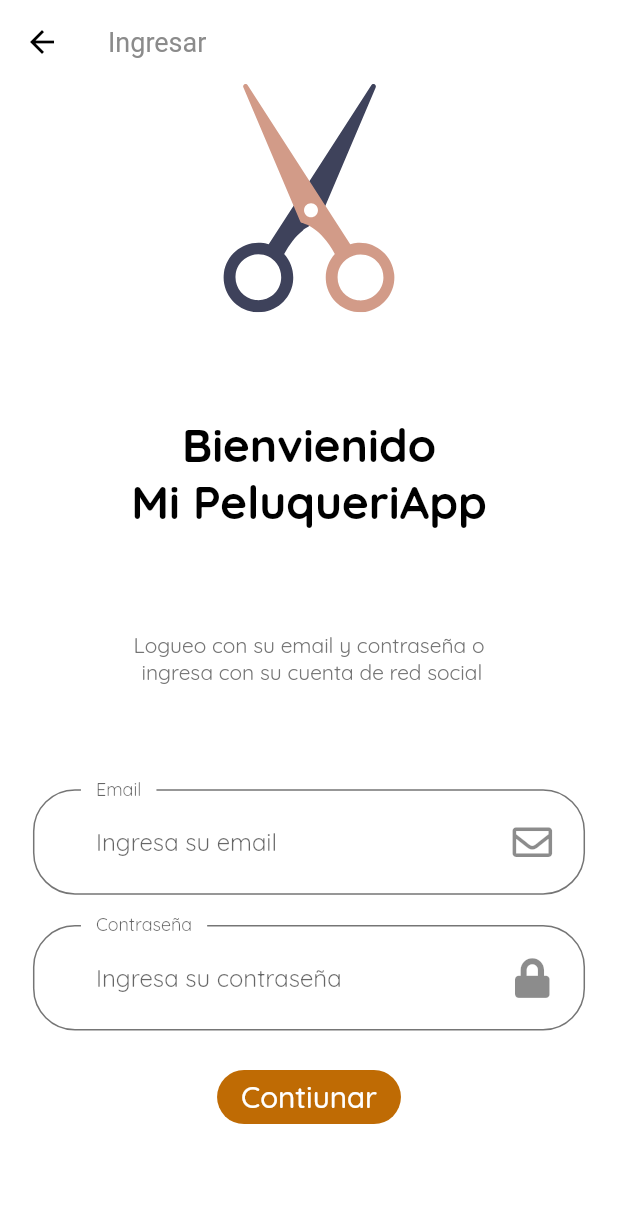
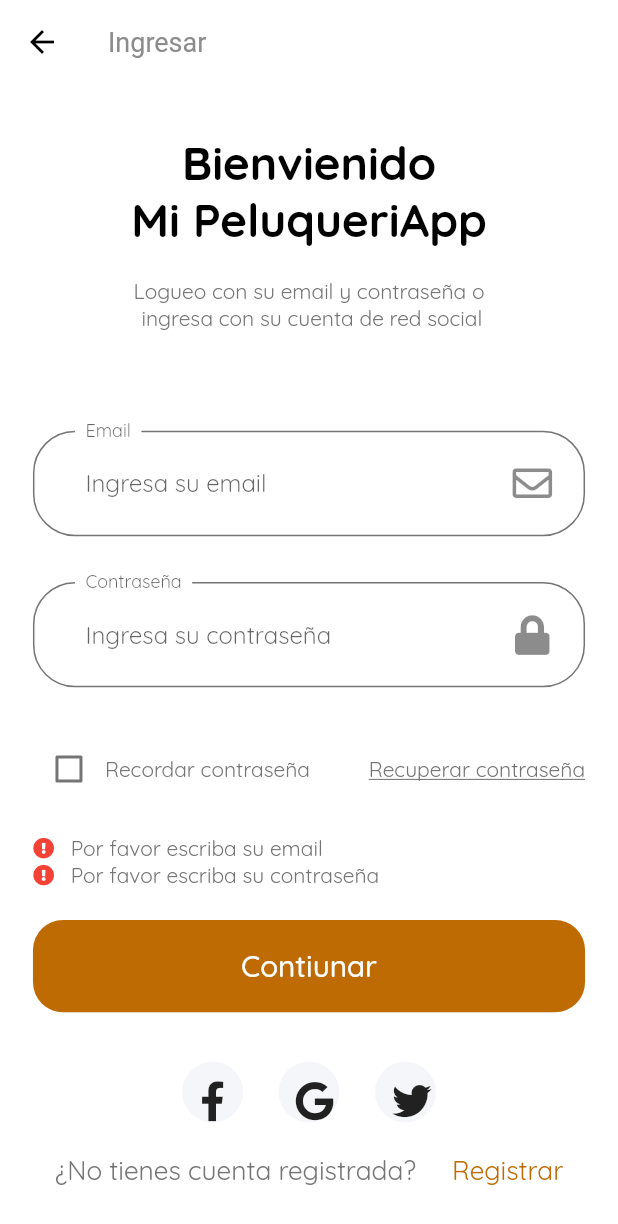
Before and after one commit to tech-andgar/mipeluqueriapp_flutter, a Flutter app: the SignInScreen screen opened by its route, after a tap on "Contiunar", on a phone screen of 412 x 824 dp. Shown: the top 1224 px of the screen. Run offline on Flutter 3.47's test engine with Material 2 defaults, Android fonts, the phone set to English and light mode, and no system bars; our stand-ins replace email_validator, flutter_svg, font_awesome_flutter.

Commit message:
Added Screen SignIn Completed

```diff
--- a/lib/constants.dart
+++ b/lib/constants.dart
@@ -25,3 +25,11 @@ const kPrimaryGradientColor =
 const kTextColor = Color(0xFF757575);
 
 const kAnimationDuration = Duration(milliseconds: 200);
+
+// Form Error
+// final RegExp emailValidatorRegExp
+const String kEmailNullError = 'Por favor escriba su email';
+const String kInvalidEmailError = 'Por favor escriba correctamente su email';
+const String kPassNullError = 'Por favor escriba su contraseña';
+const String kSortPassError = 'Su contraseña es muy debil';
+const String kMatchPassError = 'Su contraseña no conacuerde ingresa';
--- /dev/null
+++ b/lib/screens/sign_in/components/form_error.dart
@@ -0,0 +1,39 @@
+
+import 'package:flutter/material.dart';
+import 'package:font_awesome_flutter/font_awesome_flutter.dart';
+import 'package:mi_peluqueriapp/size_config.dart';
+
+class FormErrors extends StatelessWidget {
+  const FormErrors({
+    Key key,
+    @required this.errors,
+  }) : super(key: key);
+
+  final List<String> errors;
+
+  @override
+  Widget build(BuildContext context) {
+    return Column(
+      children: List.generate(
+        errors.length,
+        (index) => formErrorText(error: errors[index]),
+      ),
+    );
+  }
+
+  Row formErrorText({String error}) {
+    return Row(
+      children: [
+        Icon(
+          FontAwesomeIcons.exclamationCircle,
+          size: getProportionteScreenHeight(14),
+          color: Colors.red,
+        ),
+        SizedBox(
+          width: getProportionteScreenWidth(10),
+        ),
+        Text(error),
+      ],
+    );
+  }
+}
--- a/lib/screens/sign_in/components/sign_in_body.dart
+++ b/lib/screens/sign_in/components/sign_in_body.dart
@@ -1,9 +1,9 @@
-import 'package:mi_peluqueriapp/components/button/default_button.dart';
-import 'package:mi_peluqueriapp/screens/sign_in/components/custom_surffix_icon.dart';
+import 'package:flutter/material.dart';
+import 'package:font_awesome_flutter/font_awesome_flutter.dart';
+import 'package:mi_peluqueriapp/constants.dart';
+import 'package:mi_peluqueriapp/screens/sign_in/components/sign_in_form.dart';
+import 'package:mi_peluqueriapp/screens/sign_in/components/sign_in_social_card.dart';
 import 'package:mi_peluqueriapp/size_config.dart';
-import 'package:flutter/material.dart';
-import 'package:flutter_svg/flutter_svg.dart';
-import 'package:font_awesome_flutter/font_awesome_flutter.dart';
 
 class SignInBody extends StatelessWidget {
   // const SignInBody({Key key}) : super(key: key);
@@ -17,13 +17,17 @@ class SignInBody extends StatelessWidget {
           padding: EdgeInsets.symmetric(
             horizontal: getProportionteScreenWidth(20),
           ),
+          child: SingleChildScrollView(
             child: Column(
               children: [
-              SvgPicture.asset(
-                'assets/images/logo_mipeluqueriapp.svg',
-                height: getProportionteScreenHeight(150),
-              ),
-              Spacer(),
+                // SvgPicture.asset(
+                //   'assets/images/logo_mipeluqueriapp.svg',
+                //   height: getProportionteScreenHeight(150),
+                // ),
+                // SizedBox(
+                //   height: getProportionteScreenHeight(20),
+                // ),
+                SizedBox(height: SizeConfig.screenHeight * 0.04),
                 Text(
                   'Bienvienido\nMi PeluqueriApp',
                   style: TextStyle(
@@ -33,88 +37,50 @@ class SignInBody extends StatelessWidget {
                   ),
                   textAlign: TextAlign.center,
                 ),
-              Spacer(),
+                SizedBox(height: getProportionteScreenHeight(20)),
                 Text(
                   'Logueo con su email y contraseña o\n ingresa con su cuenta de red social',
                   textAlign: TextAlign.center,
                 ),
-              Spacer(),
+                SizedBox(height: SizeConfig.screenHeight * 0.08),
                 SignForm(),
-              Spacer()
+                SizedBox(height: SizeConfig.screenHeight * 0.04),
+                Row(
+                  mainAxisAlignment: MainAxisAlignment.center,
+                  children: [
+                    SocialCard(
+                      icon: FontAwesomeIcons.facebookF,
+                      press: () {},
+                    ),
+                    SocialCard(
+                      icon: FontAwesomeIcons.google,
+                      press: () {},
+                    ),
+                    SocialCard(
+                      icon: FontAwesomeIcons.twitter,
+                      press: () {},
+                    ),
                   ],
+                ),
+                SizedBox(height: getProportionteScreenHeight(20)),
+                Row(
+                  mainAxisAlignment: MainAxisAlignment.center,
+                  children: [
+                    Text(
+                      "¿No tienes cuenta registrada?     ",
+                      style: TextStyle(fontSize: getProportionteScreenWidth(16)),
+                    ),
+                    Text(
+                      "Registrar",
+                      style: TextStyle(fontSize: getProportionteScreenWidth(16), color: kPrimaryColor),
+                    ),
+                  ],
+                )
+              ],
+            ),
           ),
         ),
       ),
     );
   }
 }
-
-class SignForm extends StatefulWidget {
-  // SignForm({Key key}) : super(key: key);
-
-  @override
-  _SignFormState createState() => _SignFormState();
-}
-
-class _SignFormState extends State<SignForm> {
-  @override
-  Widget build(BuildContext context) {
-    return Form(
-      child: Column(
-        children: [
-          buildEmailFormField(),
-          SizedBox(
-            height: getProportionteScreenHeight(20),
-          ),
-          buildPasswordFormField(),
-          SizedBox(
-            height: getProportionteScreenHeight(20),
-          ),
-          DefaultButton(
-            text: 'Contiunar',
-            press: () {},
-          ),
-        ],
-      ),
-    );
-  }
-
-  TextFormField buildPasswordFormField() {
-    return TextFormField(
-      obscureText: true,
-      keyboardType: TextInputType.visiblePassword,
-      decoration: InputDecoration(
-        labelText: 'Contraseña',
-        hintText: 'Ingresa su contraseña',
-        suffixIcon: CustomSurffixIcon(
-          icon: FontAwesomeIcons.lock,
-        ),
-      ),
-    );
-  }
-
-  TextFormField buildEmailFormField() {
-    return TextFormField(
-      keyboardType: TextInputType.emailAddress,
-      decoration: InputDecoration(
-        labelText: 'Email',
-        hintText: 'Ingresa su email',
-        suffixIcon: CustomSurffixIcon(
-          icon: FontAwesomeIcons.envelope,
-        ),
-        // floatingLabelBehavior: FloatingLabelBehavior.always,
-        // contentPadding: EdgeInsets.symmetric(horizontal: 42, vertical: 20),
-        // enabledBorder: OutlineInputBorder(
-        //   borderRadius: BorderRadius.circular(28),
-        //   borderSide: BorderSide(color: kTextColor),
-        //   gapPadding: 10,
-        // ),
-        // focusedBorder: OutlineInputBorder(
-        //   borderRadius: BorderRadius.circular(28),
-        //   borderSide: BorderSide(color: kTextColor),
-        //   gapPadding: 10,
-        // ),
-      ),
-    );
-  }
-}
--- /dev/null
+++ b/lib/screens/sign_in/components/sign_in_form.dart
@@ -0,0 +1,169 @@
+import 'package:email_validator/email_validator.dart';
+import 'package:flutter/material.dart';
+import 'package:font_awesome_flutter/font_awesome_flutter.dart';
+import 'package:mi_peluqueriapp/components/button/default_button.dart';
+import 'package:mi_peluqueriapp/constants.dart';
+import 'package:mi_peluqueriapp/screens/sign_in/components/custom_surffix_icon.dart';
+import 'package:mi_peluqueriapp/screens/sign_in/components/form_error.dart';
+import 'package:mi_peluqueriapp/size_config.dart';
+
+class SignForm extends StatefulWidget {
+  // SignForm({Key key}) : super(key: key);
+
+  @override
+  _SignFormState createState() => _SignFormState();
+}
+
+class _SignFormState extends State<SignForm> {
+  final _formKey = GlobalKey<FormState>();
+  final List<String> errors = [];
+  String _email;
+  String _password;
+  bool _rememberPassword = false;
+
+  @override
+  Widget build(BuildContext context) {
+    return Form(
+      key: _formKey,
+      child: Column(
+        children: [
+          buildEmailFormField(),
+          SizedBox(height: getProportionteScreenHeight(30)),
+          buildPasswordFormField(),
+          SizedBox(height: getProportionteScreenHeight(30)),
+          Row(
+            children: [
+              Checkbox(
+                value: _rememberPassword,
+                activeColor: kPrimaryColor,
+                onChanged: (value) {
+                  setState(() {
+                    _rememberPassword = value;
+                  });
+                },
+              ),
+              Text("Recordar contraseña"),
+              Spacer(),
+              Text(
+                "Recuperar contraseña",
+                style: TextStyle(
+                  decoration: TextDecoration.underline,
+                ),
+              )
+            ],
+          ),
+          SizedBox(height: getProportionteScreenHeight(20)),
+          FormErrors(errors: errors),
+          SizedBox(height: getProportionteScreenHeight(20)),
+          SizedBox(
+            width: double.infinity,
+            height: getProportionteScreenWidth(56),
+            child: DefaultButton(
+              text: 'Contiunar',
+              press: () {
+                if (_formKey.currentState.validate()) {
+                  _formKey.currentState.save();
+                  // Scaffold.of(context).showSnackBar(
+                  //   SnackBar(
+                  //     content: Text('Processing Data'),
+                  //   ),
+                  // );
+                }
+              },
+            ),
+          ),
+        ],
+      ),
+    );
+  }
+
+  TextFormField buildPasswordFormField() {
+    return TextFormField(
+      obscureText: true,
+      keyboardType: TextInputType.visiblePassword,
+      onSaved: (newValue) => _password = newValue,
+      onChanged: (value) {
+        if (value.isNotEmpty && errors.contains(kPassNullError)) {
+          setState(() {
+            errors.remove(kPassNullError);
+          });
+        } else if (value.length >= 8 && errors.contains(kSortPassError)) {
+          setState(() {
+            errors.remove(kSortPassError);
+          });
+        }
+        return null;
+      },
+      validator: (value) {
+        if (value.isEmpty && !errors.contains(kPassNullError)) {
+          setState(() {
+            errors.add(kPassNullError);
+          });
+        } else if (value.length < 8 && !errors.contains(kSortPassError)) {
+          setState(() {
+            errors.add(kSortPassError);
+          });
+        }
+        return null;
+      },
+      decoration: InputDecoration(
+        labelText: 'Contraseña',
+        hintText: 'Ingresa su contraseña',
+        // floatingLabelBehavior: FloatingLabelBehavior.always,
+        suffixIcon: CustomSurffixIcon(
+          icon: FontAwesomeIcons.lock,
+        ),
+      ),
+    );
+  }
+
+  TextFormField buildEmailFormField() {
+    return TextFormField(
+      keyboardType: TextInputType.emailAddress,
+      onSaved: (newValue) => _email = newValue,
+      onChanged: (value) {
+        if (value.isNotEmpty && errors.contains(kEmailNullError)) {
+          setState(() {
+            errors.remove(kEmailNullError);
+          });
+        } else if (EmailValidator.validate(value) && errors.contains(kInvalidEmailError)) {
+          setState(() {
+            errors.remove(kInvalidEmailError);
+          });
+        }
+        return null;
+      },
+      validator: (value) {
+        if (value.isEmpty && !errors.contains(kEmailNullError)) {
+          setState(() {
+            errors.add(kEmailNullError);
+          });
+        } else if (!EmailValidator.validate(value) && !errors.contains(kInvalidEmailError)) {
+          setState(() {
+            errors.add(kInvalidEmailError);
+          });
+        }
+        return null;
+      },
+      decoration: InputDecoration(
+        labelText: 'Email',
+        hintText: 'Ingresa su email',
+        suffixIcon: CustomSurffixIcon(
+          icon: FontAwesomeIcons.envelope,
+        ),
+        // floatingLabelBehavior: FloatingLabelBehavior.always,
+        // contentPadding: EdgeInsets.symmetric(horizontal: 42, vertical: 20),
+        // enabledBorder: OutlineInputBorder(
+        //   borderRadius: BorderRadius.circular(28),
+        //   borderSide: BorderSide(color: kTextColor),
+        //   gapPadding: 10,
+        // ),
+        // focusedBorder: OutlineInputBorder(
+        //   borderRadius: BorderRadius.circular(28),
+        //   borderSide: BorderSide(color: kTextColor),
+        //   gapPadding: 10,
+        // ),
+      ),
+    );
+  }
+}
--- /dev/null
+++ b/lib/screens/sign_in/components/sign_in_social_card.dart
@@ -0,0 +1,54 @@
+import 'package:flutter/material.dart';
+import 'package:flutter_svg/flutter_svg.dart';
+import 'package:mi_peluqueriapp/size_config.dart';
+
+class SocialCard extends StatelessWidget {
+  const SocialCard({
+    Key key,
+    this.icon,
+    this.press,
+  }) : super(key: key);
+  final dynamic icon;
+  final Function press;
+
+  @override
+  Widget build(BuildContext context) {
+    return GestureDetector(
+      onTap: press,
+      child: Container(
+        margin: EdgeInsets.symmetric(horizontal: getProportionteScreenHeight(10)),
+        padding: EdgeInsets.all(getProportionteScreenWidth(12)),
+        height: getProportionteScreenHeight(40),
+        width: getProportionteScreenWidth(40),
+        decoration: BoxDecoration(
+          color: Color(0xFFF5F6F9),
+          shape: BoxShape.circle,
+        ),
+        child: _buildIconCheckType(icon),
+      ),
+    );
+  }
+
+  Widget _buildIconCheckType(dynamic icon) {
+    if (icon is String) {
+      return (icon.contains('svg'))
+          ? SvgPicture.asset(
+              icon,
+              height: getProportionteScreenHeight(265),
+              width: getProportionteScreenWidth(235),
+            )
+          : Image.asset(
+              icon,
+              height: getProportionteScreenHeight(265),
+              width: getProportionteScreenWidth(235),
+            );
+    } else if (icon is IconData) {
+      return Icon(
+        icon,
+        size: getProportionteScreenWidth(24),
+      );
+    } else {
+      throw ErrorWidget('unknow type icon');
+    }
+  }
+}
--- a/lib/theme.dart
+++ b/lib/theme.dart
@@ -16,12 +16,15 @@ InputDecorationTheme inputDecorationTheme() {
   OutlineInputBorder outlineInputBorder = OutlineInputBorder(
     borderRadius: BorderRadius.circular(28),
     borderSide: BorderSide(color: kTextColor),
-    gapPadding: 10,
+    gapPadding: 7,
   );
 
   return InputDecorationTheme(
     floatingLabelBehavior: FloatingLabelBehavior.always,
-    contentPadding: EdgeInsets.symmetric(horizontal: 42, vertical: 20),
+    contentPadding: EdgeInsets.symmetric(
+      horizontal: 35,
+      vertical: 20,
+    ),
     enabledBorder: outlineInputBorder,
     focusedBorder: outlineInputBorder,
     border: outlineInputBorder,
--- a/pubspec.yaml
+++ b/pubspec.yaml
@@ -24,7 +24,6 @@ dependencies:
   flutter:
     sdk: flutter
 
-
   # The following adds the Cupertino Icons font to your application.
   # Use with the CupertinoIcons class for iOS style icons.
   cupertino_icons: ^0.1.3
@@ -32,6 +31,7 @@ dependencies:
   flutter_svg: ^0.18.1 # help us to use SVG in our app
   provider: ^4.3.2+1 # for State management
   font_awesome_flutter: ^8.8.1
+  email_validator: ^1.0.5
 
 dev_dependencies:
   flutter_test:
@@ -39,7 +39,6 @@ dev_dependencies:
 
 # For information on the generic Dart part of this file, see the
 # following page: https://dart.dev/tools/pub/pubspec
-
 # The following section is specific to Flutter.
 flutter:
 
```
Also changed, not shown: lib/screens/sign_in/components/_sign_in_content.dart (renamed from lib/screens/sign_in/components/sign_in_content.dart), pubspec.lock. Lines whose indentation alone changed are shown as unchanged.
